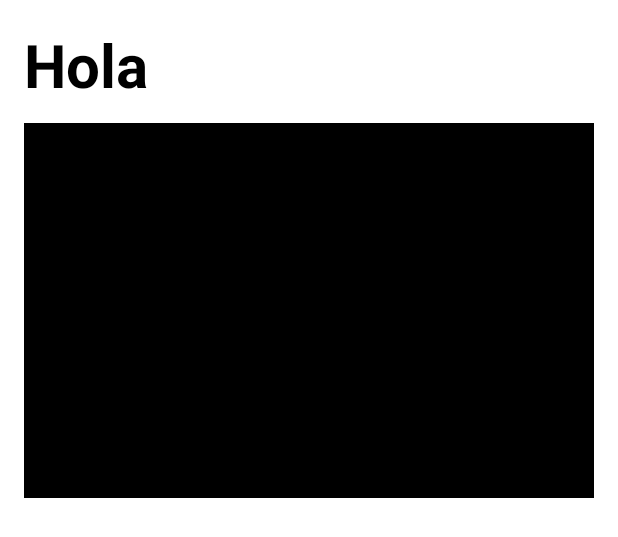
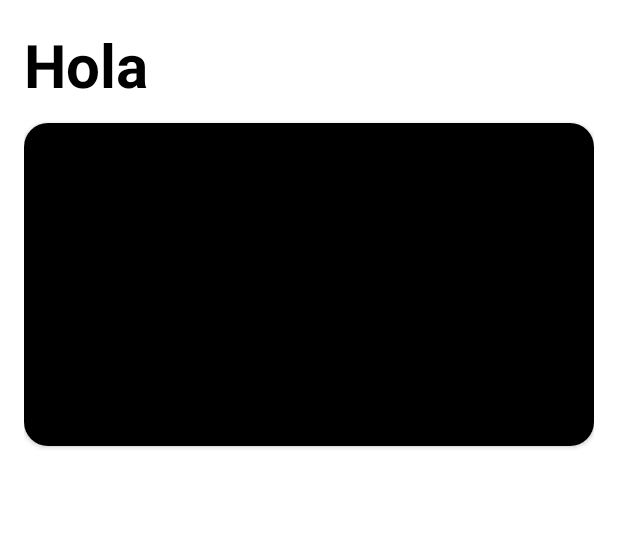
Before and after one commit to GabSPz/LoLGraphs-v2, an Android app: the layout activity_champ_result.xml on its own in the app's theme, with its tools: preview values and no code run, on a phone screen of 412 x 824 dp. Shown: the top 537 px of the screen. Run offline under Robolectric (Android 15) with nearby library versions, the phone set to English and light mode, and no system bars; network calls fail.

Commit message:
ready to launch

```diff
--- a/app/src/main/AndroidManifest.xml
+++ b/app/src/main/AndroidManifest.xml
@@ -11,7 +11,7 @@
         android:allowBackup="true"
         android:dataExtractionRules="@xml/data_extraction_rules"
         android:fullBackupContent="@xml/backup_rules"
-        android:icon="@drawable/ic_launcher_foreground"
+        android:icon="@drawable/splash"
         android:label="@string/app_name"
         android:roundIcon="@mipmap/ic_launcher_round"
         android:supportsRtl="true"
--- a/app/src/main/res/drawable/style_border_textview.xml
+++ b/app/src/main/res/drawable/style_border_textview.xml
@@ -15,6 +15,6 @@
         android:right="10sp"/>
 
     <corners
-        android:bottomLeftRadius="16dp"
-        android:topRightRadius="16sp"/>
+        android:bottomLeftRadius="24dp"
+        android:topRightRadius="24dp"/>
 </shape>
--- a/app/src/main/res/layout/activity_champ_result.xml
+++ b/app/src/main/res/layout/activity_champ_result.xml
@@ -23,21 +23,31 @@
             app:layout_constraintHorizontal_bias="0"
             app:layout_constraintStart_toStartOf="parent"
             app:layout_constraintTop_toTopOf="parent"
-            app:layout_constraintBottom_toTopOf="@+id/ivSplashPhoto"
+            app:layout_constraintBottom_toTopOf="@+id/cvPhotoContainer"
             app:layout_constraintEnd_toEndOf="parent"
             tools:text="Hola" />
 
+        <androidx.cardview.widget.CardView
+            android:id="@+id/cvPhotoContainer"
+            android:layout_width="match_parent"
+            android:layout_height="match_parent"
+            app:cardCornerRadius="16dp"
+            android:layout_marginTop="@dimen/activity_vertical_margin"
+            app:layout_constraintTop_toBottomOf="@+id/tVChampName"
+            app:layout_constraintStart_toStartOf="parent"
+            app:layout_constraintEnd_toEndOf="parent"
+            app:layout_constraintBottom_toTopOf="@+id/tvChampLore">
             <ImageView
                 android:id="@+id/ivSplashPhoto"
                 android:layout_width="match_parent"
-            android:layout_height="250dp"
-            android:layout_marginVertical="@dimen/activity_vertical_margin"
-            app:circularflow_defaultRadius="16dp"
+                android:layout_height="215dp"
                 app:layout_constraintEnd_toEndOf="parent"
                 app:layout_constraintStart_toStartOf="parent"
                 app:layout_constraintTop_toBottomOf="@+id/tVChampName"
                 tools:background="@color/black"
                 tools:ignore="ContentDescription" />
+        </androidx.cardview.widget.CardView>
+
 
         <TextView
             android:id="@+id/tvChampLore"
@@ -46,13 +56,13 @@
             android:layout_height="wrap_content"
             android:layout_marginTop="16dp"
             android:textAlignment="center"
-            android:textColor="@color/black"
+            android:textColor="@color/white"
             android:textSize="16sp"
             android:background="@drawable/style_border_textview"
-            android:backgroundTint="@color/purple_200"
+            android:backgroundTint="@color/secondary"
             app:layout_constraintEnd_toEndOf="parent"
             app:layout_constraintStart_toStartOf="parent"
-            app:layout_constraintTop_toBottomOf="@+id/ivSplashPhoto"
+            app:layout_constraintTop_toBottomOf="@+id/cvPhotoContainer"
             tools:text="ADIADJAWJDUWHUHDUHAIDA" />
 
         <TextView
@@ -88,7 +98,8 @@
             android:visibility="gone"
             app:layout_constraintEnd_toEndOf="parent"
             app:layout_constraintStart_toStartOf="parent"
-            app:layout_constraintTop_toBottomOf="@+id/rvSkins" />
+            app:layout_constraintTop_toBottomOf="@+id/rvSkins"
+            app:layout_constraintBottom_toTopOf="@+id/tipsContainer"/>
 
         <LinearLayout
             android:id="@+id/tipsContainer"
@@ -96,7 +107,7 @@
             android:layout_width="match_parent"
             android:layout_height="wrap_content"
             android:background="@drawable/style_border_textview"
-            android:backgroundTint="@color/purple_200"
+            android:backgroundTint="@color/secondary"
             app:layout_constraintTop_toBottomOf="@+id/tvEnemyTips"
             app:layout_constraintStart_toStartOf="parent"
             app:layout_constraintEnd_toEndOf="parent"
@@ -107,7 +118,7 @@
                 android:id="@+id/tvEnemyTips1"
                 android:layout_width="wrap_content"
                 android:layout_height="wrap_content"
-                android:textColor="@color/black"
+                android:textColor="@color/white"
                 android:layout_marginHorizontal="20dp"
                 android:layout_marginVertical="8dp"
                 android:textAlignment="center"
@@ -118,9 +129,9 @@
                 android:id="@+id/tvEnemyTips2"
                 android:layout_width="wrap_content"
                 android:layout_height="wrap_content"
-                android:textColor="@color/black"
+                android:textColor="@color/white"
                 android:layout_marginHorizontal="20dp"
-                android:layout_marginVertical="8dp"
+                android:layout_marginBottom="8dp"
                 android:textAlignment="center"
                 android:textSize="16sp"
 
@@ -141,12 +152,12 @@
             android:id="@+id/cvFavorite"
             android:layout_width="wrap_content"
             android:layout_height="wrap_content"
-            android:button="@android:drawable/btn_star"
+            android:button="@android:drawable/star_big_off"
             android:visibility="gone"
             android:checked="false"
             app:layout_constraintEnd_toEndOf="parent"
             app:layout_constraintTop_toTopOf="parent"
-            app:layout_constraintBottom_toTopOf="@+id/ivSplashPhoto"/>
+            app:layout_constraintBottom_toTopOf="@+id/cvPhotoContainer"/>
 
     </androidx.constraintlayout.widget.ConstraintLayout>
 
--- a/app/src/main/res/values/colors.xml
+++ b/app/src/main/res/values/colors.xml
@@ -7,4 +7,7 @@
     <color name="teal_700">#FF018786</color>
     <color name="black">#FF000000</color>
     <color name="white">#FFFFFFFF</color>
+    <color name="primary">#554994</color>
+    <color name="secondary">#F29393</color>
+    <color name="tertiary">#F29393</color>
 </resources>
--- a/app/src/main/res/values/themes.xml
+++ b/app/src/main/res/values/themes.xml
@@ -2,12 +2,12 @@
     <!-- Base application theme. -->
     <style name="Theme.LoLGraphs" parent="Theme.MaterialComponents.Light.DarkActionBar">
         <!-- Primary brand color. -->
-        <item name="colorPrimary">@color/purple_500</item>
-        <item name="colorPrimaryVariant">@color/purple_700</item>
+        <item name="colorPrimary">@color/primary</item>
+        <item name="colorPrimaryVariant">@color/primary</item>
         <item name="colorOnPrimary">@color/white</item>
         <!-- Secondary brand color. -->
-        <item name="colorSecondary">@color/teal_200</item>
-        <item name="colorSecondaryVariant">@color/teal_700</item>
+        <item name="colorSecondary">@color/secondary</item>
+        <item name="colorSecondaryVariant">@color/secondary</item>
         <item name="colorOnSecondary">@color/black</item>
         <!-- Status bar color. -->
         <item name="android:statusBarColor" tools:targetApi="l">?attr/colorPrimaryVariant</item>
```
Lines whose indentation alone changed are shown as unchanged.
